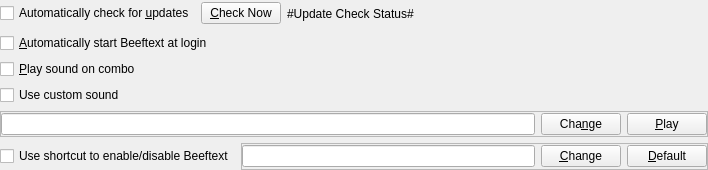
Old version of the form Beeftext/Preferences/Panes/PrefPaneBehavior.ui in the repository xmichelo/Beeftext.
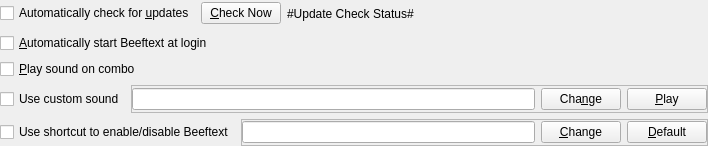
New version of the form.

Commit message:
Fixed bug with sound preferences.
Fixes #391.

The edit to the form file:
```diff
--- a/Beeftext/Preferences/Panes/PrefPaneBehavior.ui
+++ b/Beeftext/Preferences/Panes/PrefPaneBehavior.ui
@@ -7,7 +7,7 @@
     <x>0</x>
     <y>0</y>
     <width>708</width>
-    <height>170</height>
+    <height>146</height>
    </rect>
   </property>
   <property name="windowTitle">
@@ -66,6 +66,8 @@
     </widget>
    </item>
    <item>
+    <layout class="QHBoxLayout" name="layout4">
+     <item>
     <widget class="QCheckBox" name="checkUseCustomSound">
      <property name="text">
       <string>Use custom sound</string>
@@ -122,6 +124,8 @@
       </item>
      </layout>
     </widget>
+     </item>
+    </layout>
    </item>
    <item>
     <layout class="QHBoxLayout" name="layout3" stretch="0,0">
```
Lines whose indentation alone changed are shown as unchanged. The commit also changes 1 other file.
